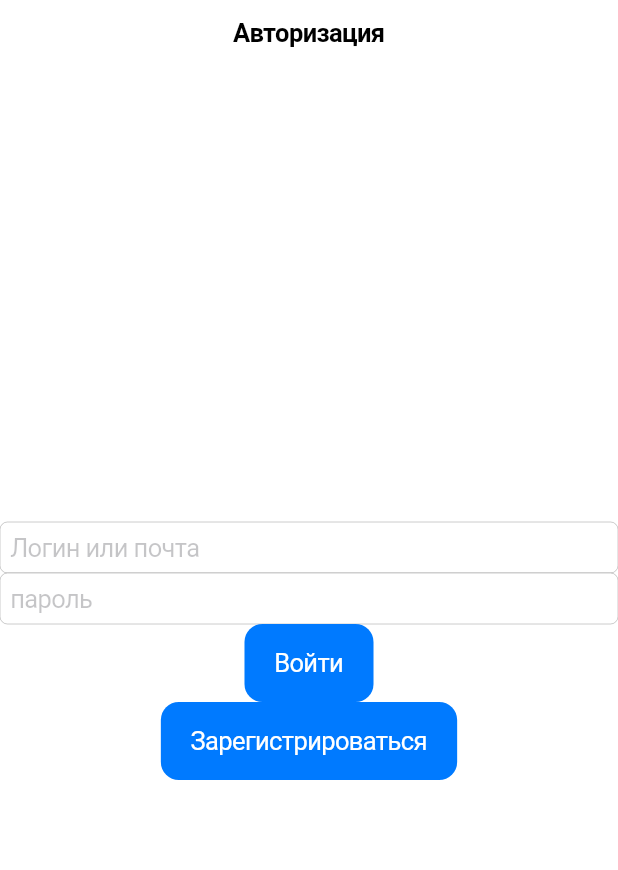
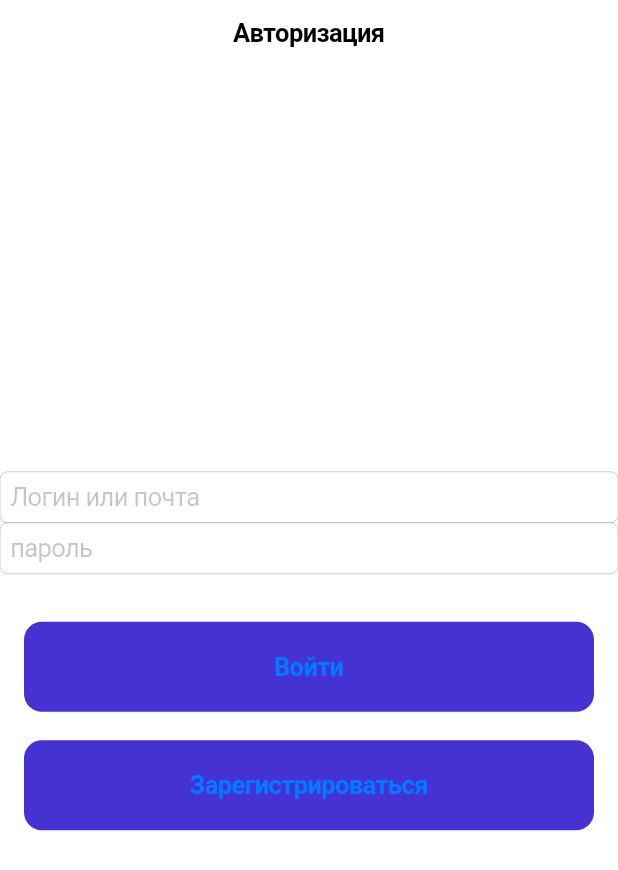
Before and after one commit to Bubble7777/codeunion, a Flutter app: the screen it shows after launch, on a phone screen of 412 x 824 dp. Shown: the top 870 px of the screen. Run offline on Flutter 3.47's test engine with Material 2 defaults, Android fonts, the phone set to English and light mode, and no system bars.

Commit message:
add button and style

```diff
--- a/lib/src/screens/auth/auth_screen.dart
+++ b/lib/src/screens/auth/auth_screen.dart
@@ -11,6 +11,7 @@ class AuthScreen extends StatelessWidget {
       ),
       child: SafeArea(
         child: Column(
+          crossAxisAlignment: CrossAxisAlignment.stretch,
           mainAxisAlignment: MainAxisAlignment.center,
           children: [
             CupertinoTextField(
@@ -19,13 +20,39 @@ class AuthScreen extends StatelessWidget {
             CupertinoTextField(
               placeholder: "пароль",
             ),
-            CupertinoButton.filled(
-              child: Text('Войти'),
-              onPressed: () {},
+            SizedBox(
+              height: 32.0,
             ),
-            CupertinoButton.filled(
-              child: Text('Зарегистрироваться'),
-              onPressed: () {},
+            Padding(
+              padding: const EdgeInsets.symmetric(horizontal: 16.0),
+              child: CupertinoButton(
+                color: Color(0xFF4631D2),
+                padding: EdgeInsets.symmetric(vertical: 20.0),
+                child: Text(
+                  'Войти',
+                  style: TextStyle(
+                    fontWeight: FontWeight.w700,
+                  ),
+                ),
+                onPressed: () {},
+              ),
+            ),
+            SizedBox(
+              height: 19.0,
+            ),
+            Padding(
+              padding: const EdgeInsets.symmetric(horizontal: 16.0),
+              child: CupertinoButton(
+                color: Color(0xFF4631D2),
+                padding: EdgeInsets.symmetric(vertical: 20.0),
+                child: Text(
+                  'Зарегистрироваться',
+                  style: TextStyle(
+                    fontWeight: FontWeight.w700,
+                  ),
+                ),
+                onPressed: () {},
+              ),
             ),
           ],
         ),
```
